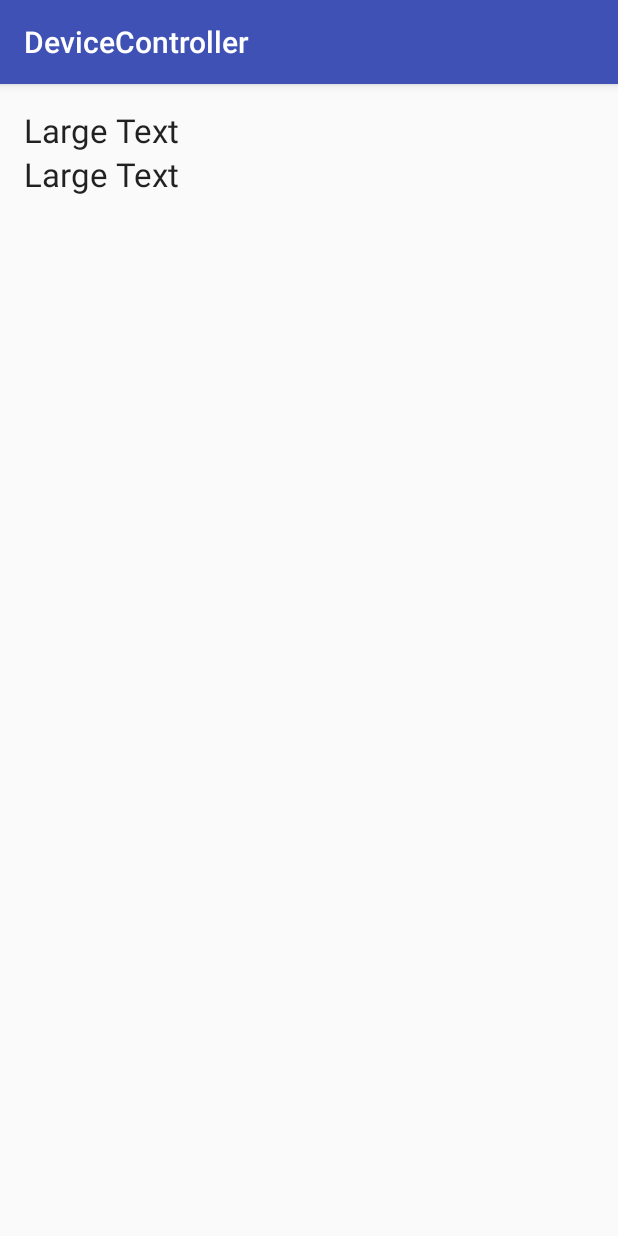
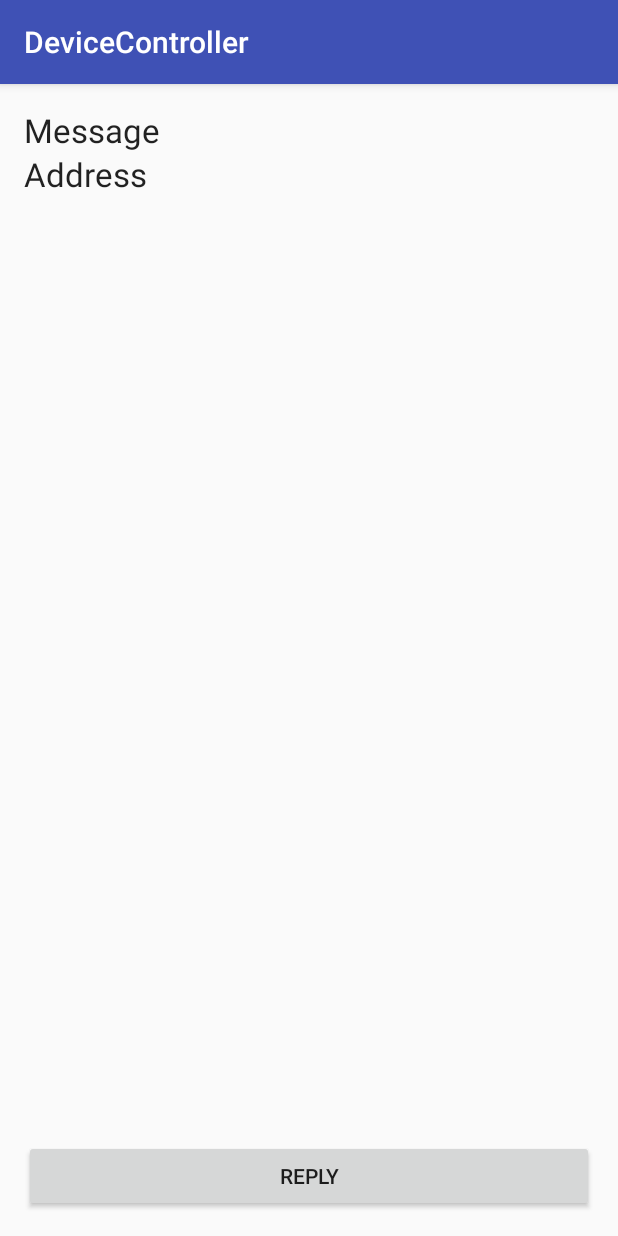
Before and after one commit to justincasali/Device-Controller, an Android app: the screen it shows after launch (MainActivity), on a phone screen of 412 x 824 dp. Run offline under Robolectric (Android 15) with nearby library versions, the phone set to English and light mode, and no system bars.

Commit message:
Can now reply to text messages

```diff
--- a/Android/app/src/main/AndroidManifest.xml
+++ b/Android/app/src/main/AndroidManifest.xml
@@ -3,6 +3,7 @@
     package="ecen.devicecontroller">
 
     <uses-permission android:name="android.permission.RECEIVE_SMS" />
+    <uses-permission android:name="android.permission.SEND_SMS" />
 
     <application
         android:allowBackup="true"
--- a/Android/app/src/main/java/ecen/devicecontroller/MainActivity.java
+++ b/Android/app/src/main/java/ecen/devicecontroller/MainActivity.java
@@ -8,15 +8,25 @@ import android.provider.Telephony;
 import android.support.v7.app.AppCompatActivity;
 import android.os.Bundle;
 
+import android.telephony.SmsManager;
 import android.telephony.SmsMessage;
 import android.util.Log;
+import android.view.View;
 import android.widget.TextView;
+
+// Source: http://codetheory.in/android-sms/
 
 public class MainActivity extends AppCompatActivity {
 
-    IntentFilter filter = new IntentFilter(Telephony.Sms.Intents.SMS_RECEIVED_ACTION);
+    private String phoneNumber;
+    private SmsManager smsManager;
+
+    private TextView textMessage;
+    private TextView textAddress;
+
+    private IntentFilter filter = new IntentFilter(Telephony.Sms.Intents.SMS_RECEIVED_ACTION);
     private String TAG = MainActivity.class.getSimpleName();
-    BroadcastReceiver receiver = new BroadcastReceiver() {
+    private BroadcastReceiver receiver = new BroadcastReceiver() {
         @Override
         public void onReceive(Context context, Intent intent) {
             // Get the data (SMS data) bound to intent
@@ -48,12 +58,10 @@ public class MainActivity extends AppCompatActivity {
 
                 textMessage.setText(msgs[0].getMessageBody());
                 textAddress.setText(msgs[0].getOriginatingAddress());
+                phoneNumber = msgs[0].getOriginatingAddress();
             }
         }
     };
-
-    private TextView textMessage;
-    private TextView textAddress;
 
     @Override
     protected void onCreate(Bundle savedInstanceState) {
@@ -62,6 +70,17 @@ public class MainActivity extends AppCompatActivity {
         textMessage = (TextView) findViewById(R.id.textMessage);
         textAddress = (TextView) findViewById(R.id.textAddress);
         this.registerReceiver(receiver, filter);
+
+        smsManager = SmsManager.getDefault();
+        phoneNumber = null;
+    }
+
+    public void onClick(View view) {
+
+        if (view.getId() == R.id.buttonReply) {
+            if (phoneNumber != null) smsManager.sendTextMessage(phoneNumber, null, "I'm in the shower, fuck off!", null, null);
+        }
+
     }
 
 }
--- a/Android/app/src/main/res/layout/activity_main.xml
+++ b/Android/app/src/main/res/layout/activity_main.xml
@@ -13,7 +13,7 @@
         android:layout_width="wrap_content"
         android:layout_height="wrap_content"
         android:textAppearance="?android:attr/textAppearanceLarge"
-        android:text="Large Text"
+        android:text="Message"
         android:id="@+id/textMessage"
         android:layout_alignParentTop="true"
         android:layout_alignParentStart="true"
@@ -23,9 +23,19 @@
         android:layout_width="wrap_content"
         android:layout_height="wrap_content"
         android:textAppearance="?android:attr/textAppearanceLarge"
-        android:text="Large Text"
+        android:text="Address"
         android:id="@+id/textAddress"
         android:layout_below="@+id/textMessage"
         android:layout_alignParentStart="true"
         android:layout_alignParentEnd="true" />
+
+    <Button
+        android:layout_width="wrap_content"
+        android:layout_height="wrap_content"
+        android:text="Reply"
+        android:id="@+id/buttonReply"
+        android:layout_alignParentBottom="true"
+        android:layout_alignParentStart="true"
+        android:layout_alignParentEnd="true"
+        android:onClick="onClick" />
 </RelativeLayout>
```
